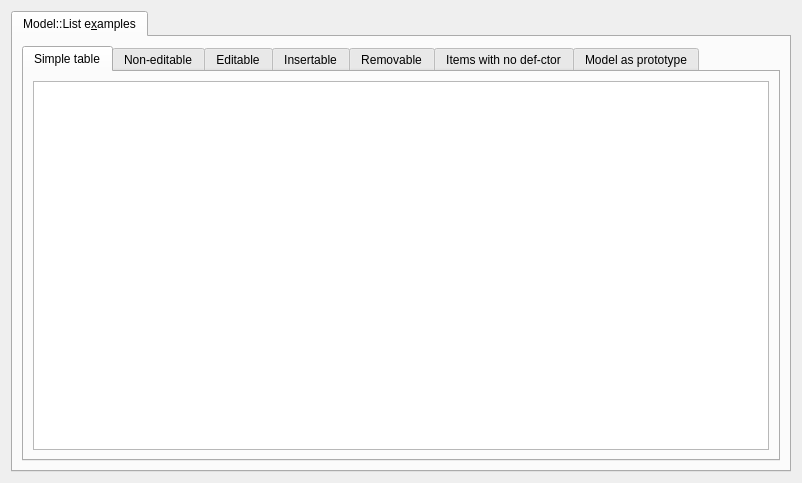
Qt form examplesuite.ui (romariorios/QtMVT) before a commit.
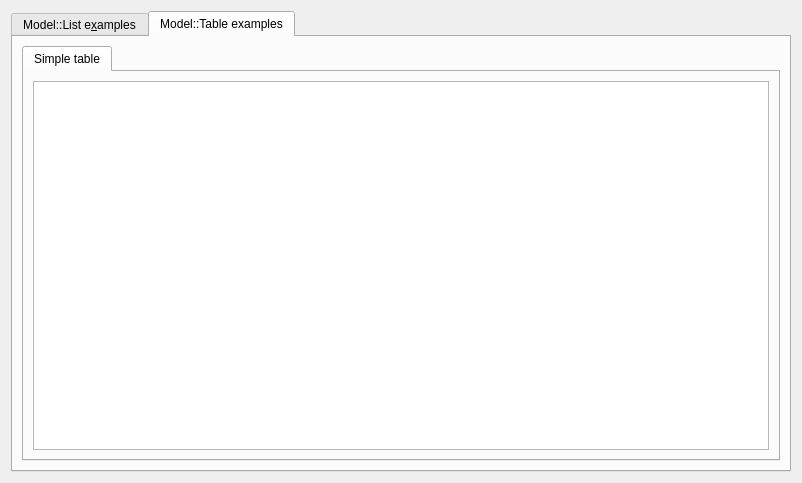
The same form after that commit. The open tabs and pages were chosen to show the change.

Commit message: Initial Model::Table implementation

Patch:
```diff
--- a/examplesuite.ui
+++ b/examplesuite.ui
@@ -168,6 +168,27 @@
        </item>
       </layout>
      </widget>
+     <widget class="QWidget" name="tab_9">
+      <attribute name="title">
+       <string>Model::Table examples</string>
+      </attribute>
+      <layout class="QVBoxLayout" name="verticalLayout_10">
+       <item>
+        <widget class="QTabWidget" name="tabWidget_3">
+         <widget class="QWidget" name="tab_11">
+          <attribute name="title">
+           <string>Simple table</string>
+          </attribute>
+          <layout class="QVBoxLayout" name="verticalLayout_11">
+           <item>
+            <widget class="QTableView" name="simpleTable"/>
+           </item>
+          </layout>
+         </widget>
+        </widget>
+       </item>
+      </layout>
+     </widget>
     </widget>
    </item>
   </layout>
```
The commit also changes 2 other files.
